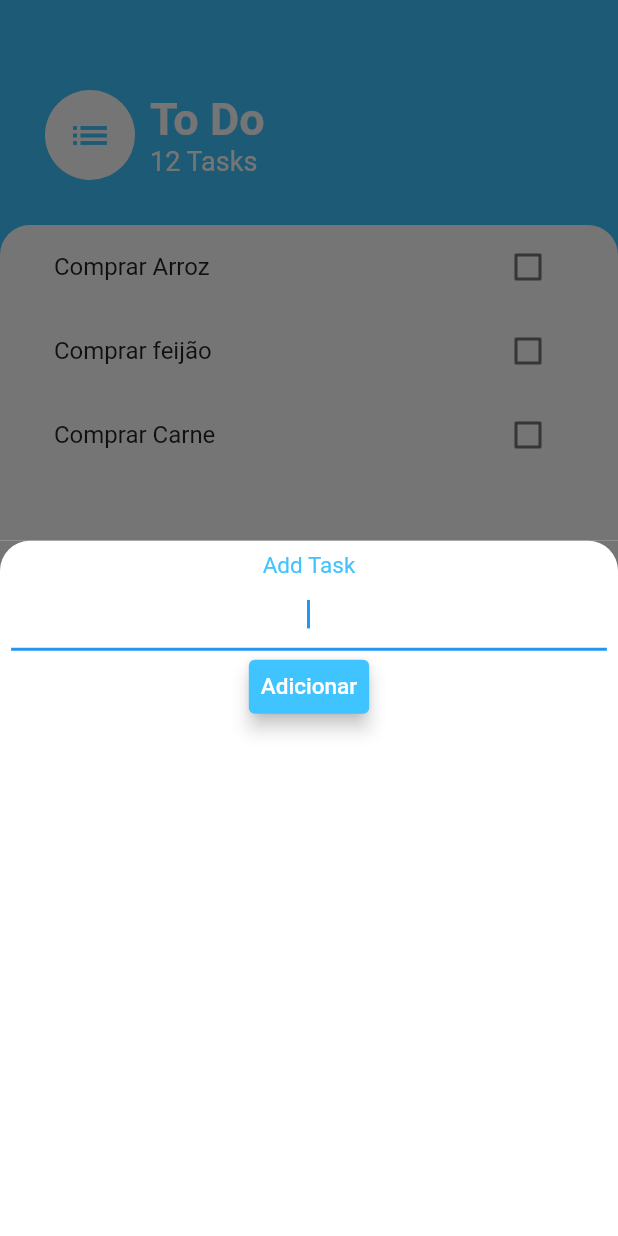
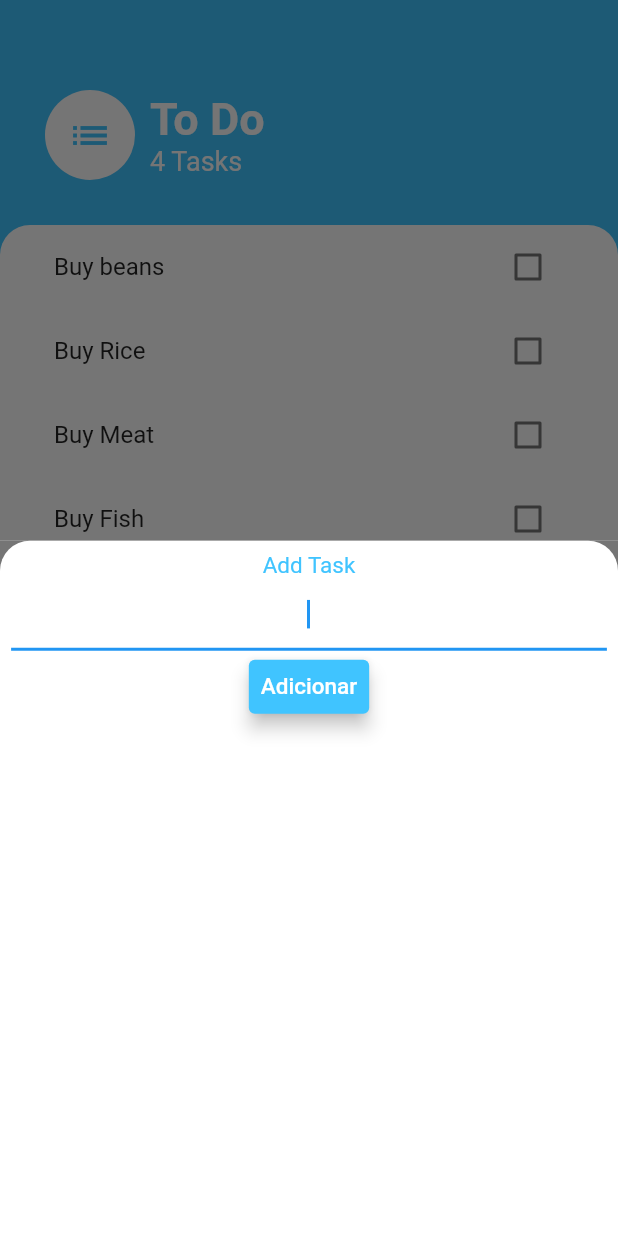
Before and after one commit to Cleber4/to_do_list, a Flutter app: the screen it shows after launch, after a tap on the "add" icon, on a phone screen of 412 x 824 dp. Run offline on Flutter 3.47's test engine with Material 2 defaults, Android fonts, the phone set to English and light mode, and no system bars.

Commit message:
[#06] - Adding and Updating data

```diff
--- a/lib/screens/add_task_screen.dart
+++ b/lib/screens/add_task_screen.dart
@@ -1,13 +1,14 @@
-// import 'dart:html';
-// import 'dart:math';
-
 import 'package:flutter/cupertino.dart';
 import 'package:flutter/material.dart';
-// import 'package:flutter/services.dart';
 
 class AddTaskScreen extends StatelessWidget {
+  final Function addTaskCallBack;
+
+  AddTaskScreen({required this.addTaskCallBack});
   @override
   Widget build(BuildContext context) {
+    String? newTask;
+
     return Container(
       color: Color(0XFF757575),
       child: Container(
@@ -32,9 +33,11 @@ class AddTaskScreen extends StatelessWidget {
             TextField(
               autofocus: true,
               textAlign: TextAlign.center,
+              onChanged: (newText) {
+                newTask = newText;
+              },
             ),
             TextButton(
-              onPressed: () {},
               child: Text(
                 'Adicionar',
                 style: TextStyle(fontSize: 15.0),
@@ -45,6 +48,9 @@ class AddTaskScreen extends StatelessWidget {
                 shadowColor: Colors.black,
                 elevation: 5,
               ),
+              onPressed: () {
+                addTaskCallBack(newTask);
+              },
             ),
           ],
         ),
--- a/lib/screens/tasks_screen.dart
+++ b/lib/screens/tasks_screen.dart
@@ -1,10 +1,23 @@
 import 'dart:ui';
 
 import 'package:flutter/material.dart';
+import 'package:to_do_list/models/task.dart';
 import 'package:to_do_list/screens/add_task_screen.dart';
 import 'package:to_do_list/widgets/task_list_widget.dart';
 
-class TasksScreen extends StatelessWidget {
+class TasksScreen extends StatefulWidget {
+  @override
+  _TasksScreenState createState() => _TasksScreenState();
+}
+
+class _TasksScreenState extends State<TasksScreen> {
+  List<Task> tasks = [
+    Task(name: 'Buy beans'),
+    Task(name: 'Buy Rice'),
+    Task(name: 'Buy Meat'),
+    Task(name: 'Buy Fish'),
+  ];
+
   @override
   Widget build(BuildContext context) {
     return Scaffold(
@@ -16,7 +29,14 @@ class TasksScreen extends StatelessWidget {
           showModalBottomSheet(
             context: context,
             isScrollControlled: false,
-            builder: (context) => AddTaskScreen(),
+            builder: (context) => AddTaskScreen(
+              addTaskCallBack: (newTask) {
+                setState(() {
+                  tasks.add(Task(name: newTask));
+                });
+                Navigator.pop(context);
+              },
+            ),
           );
         },
       ),
@@ -55,7 +75,7 @@ class TasksScreen extends StatelessWidget {
                           ),
                         ),
                         Text(
-                          '12 Tasks',
+                          '${tasks.length} Tasks',
                           style: TextStyle(
                             color: Colors.white,
                             fontSize: 18.0,
@@ -77,7 +97,9 @@ class TasksScreen extends StatelessWidget {
                     topLeft: Radius.circular(20.0),
                     topRight: Radius.circular(20.0),
                   )),
-              child: TaskList(),
+              child: TaskList(
+                tasks: tasks,
+              ),
             ),
           ),
         ],
--- a/lib/widgets/task_list_widget.dart
+++ b/lib/widgets/task_list_widget.dart
@@ -3,31 +3,30 @@ import 'package:to_do_list/models/task.dart';
 import 'package:to_do_list/widgets/task_tile_widget.dart';
 
 class TaskList extends StatefulWidget {
+  final List<Task> tasks;
+
+  TaskList({required this.tasks});
+
   @override
   _TaskListState createState() => _TaskListState();
 }
 
 class _TaskListState extends State<TaskList> {
-  List<Task> tasks = [
-    Task(name: 'Comprar Arroz'),
-    Task(name: 'Comprar feijão'),
-    Task(name: 'Comprar Carne'),
-  ];
   @override
   Widget build(BuildContext context) {
     return ListView.builder(
       itemBuilder: (context, index) {
         return TaskTile(
-          taskTitle: tasks[index].name,
-          isChecked: tasks[index].isDone,
+          taskTitle: widget.tasks[index].name,
+          isChecked: widget.tasks[index].isDone,
           checkboxCallBack: (checkboxState) {
             setState(() {
-              tasks[index].toggleDone();
+              widget.tasks[index].toggleDone();
             });
           },
         );
       },
-      itemCount: tasks.length,
+      itemCount: widget.tasks.length,
     );
   }
 }
--- a/lib/widgets/task_tile_widget.dart
+++ b/lib/widgets/task_tile_widget.dart
@@ -6,10 +6,11 @@ class TaskTile extends StatelessWidget {
   final bool isChecked;
   final Function(bool?) checkboxCallBack;
 
-  TaskTile(
-      {required this.taskTitle,
-      required this.isChecked,
-      required this.checkboxCallBack});
+  TaskTile({
+    required this.taskTitle,
+    required this.isChecked,
+    required this.checkboxCallBack,
+  });
 
   @override
   Widget build(BuildContext context) {
```
